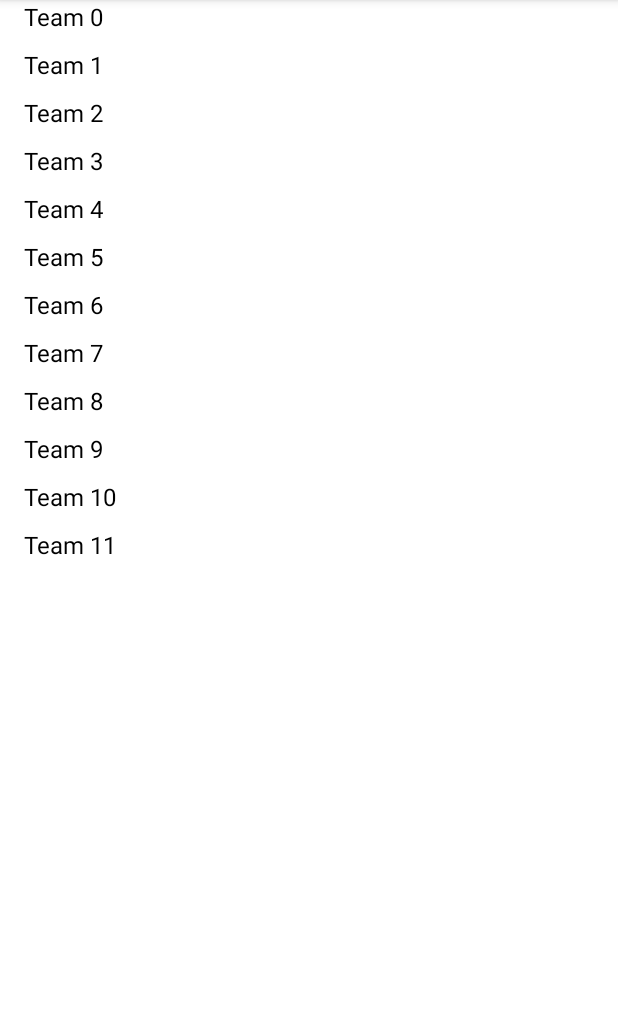
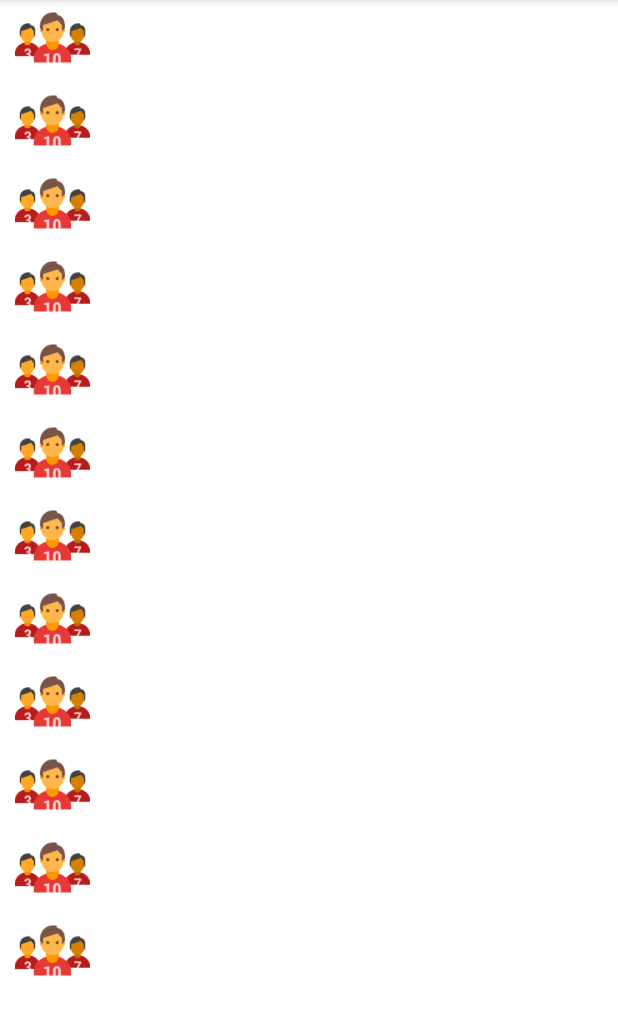
Before and after one commit to canyetismis/202105-HuaweiCaseStudy, an Android app: the screen it shows after launch (HomeActivity), after a tap on "LOGIN", on a phone screen of 412 x 824 dp, the part 84-1119 px from its top. Run offline under Robolectric (Android 15) with nearby library versions, the phone set to English and light mode, and no system bars.

Commit message:
Made some cosmetic changes on the list items

```diff
--- a/app/src/main/java/com/canyetismis/football_app/view/HomeActivity.java
+++ b/app/src/main/java/com/canyetismis/football_app/view/HomeActivity.java
@@ -1,4 +1,5 @@
 package com.canyetismis.football_app.view;
+
 import com.canyetismis.football_app.R;
 import com.canyetismis.football_app.model.Team;
 import com.canyetismis.football_app.viewmodel.TeamViewModel;
--- a/app/src/main/res/layout/activity_home.xml
+++ b/app/src/main/res/layout/activity_home.xml
@@ -4,8 +4,6 @@
     xmlns:tools="http://schemas.android.com/tools"
     android:layout_width="match_parent"
     android:layout_height="match_parent"
-    android:paddingLeft="16dp"
-    android:paddingRight="16dp"
     tools:context=".view.HomeActivity"
     >
 
--- a/app/src/main/res/layout/layout_listitem_home.xml
+++ b/app/src/main/res/layout/layout_listitem_home.xml
@@ -3,14 +3,26 @@
     xmlns:android="http://schemas.android.com/apk/res/android"
     android:layout_width="match_parent"
     android:layout_height="wrap_content"
+    android:paddingStart="10dp"
+    android:paddingEnd="10dp"
+    android:paddingBottom="5dp"
     android:id="@+id/parent_layout">
+
+    <ImageView
+        android:layout_width="50dp"
+        android:layout_height="50dp"
+        android:src="@drawable/team"
+        android:id="@+id/thumbnail"/>
 
     <TextView
         android:layout_width="wrap_content"
-        android:layout_height="32dp"
+        android:layout_height="wrap_content"
+        android:layout_marginStart="10dp"
+        android:layout_toEndOf="@+id/thumbnail"
+        android:layout_centerVertical="true"
         android:text="Team"
-        android:id="@+id/team_name"
-        android:textColor="@color/black"
-        android:textSize="16sp"/>
+        android:textColor="@color/white"
+        android:textSize="16sp"
+        android:id="@+id/team_name"/>
 
 </RelativeLayout>
```
Also changed, not shown: app/src/main/res/drawable-v24/team.png (added).
